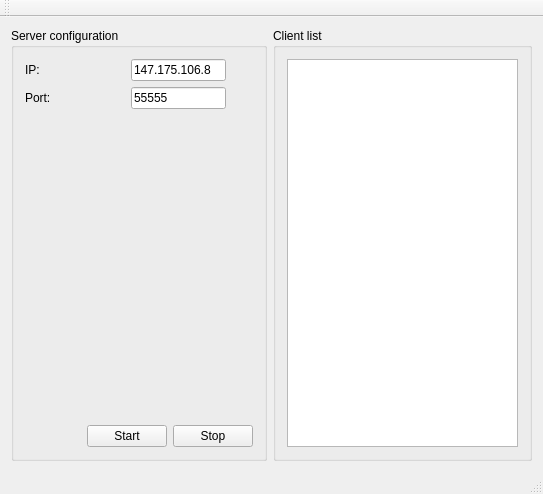
Above: server.ui from pavolmarak/fingerprint-server-gui-qt before the change. Below: the same form after it.
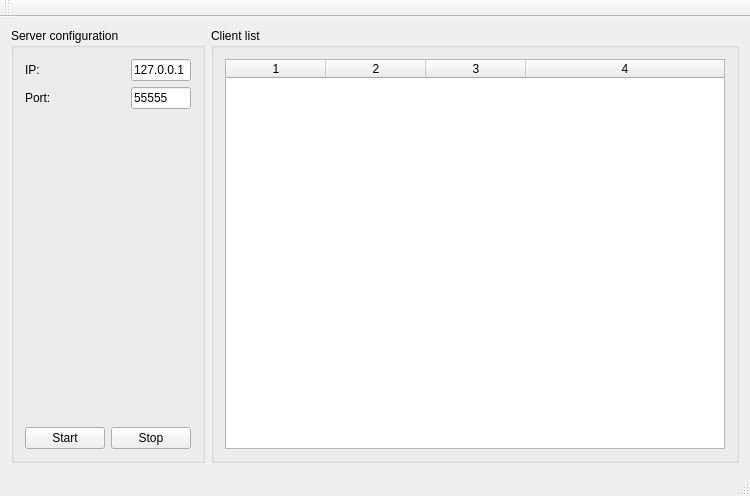
That is the form after the change.

Commit message: Added client managment GUI components. Still needs to be fixed.

The edit to the form file:
```diff
--- a/server.ui
+++ b/server.ui
@@ -6,8 +6,8 @@
    <rect>
     <x>0</x>
     <y>0</y>
-    <width>543</width>
-    <height>494</height>
+    <width>748</width>
+    <height>496</height>
    </rect>
   </property>
   <property name="windowTitle">
@@ -57,7 +57,7 @@
                <item>
                 <widget class="QLineEdit" name="server_ip">
                  <property name="text">
-                  <string>147.175.106.8</string>
+                  <string>127.0.0.1</string>
                  </property>
                  <property name="placeholderText">
                   <string>147.175.106.8</string>
@@ -188,7 +188,39 @@
         </property>
         <layout class="QVBoxLayout" name="verticalLayout_3">
          <item>
-          <widget class="QTableWidget" name="client_list_table"/>
+          <widget class="QTableWidget" name="client_list_table">
+           <property name="minimumSize">
+            <size>
+             <width>500</width>
+             <height>0</height>
+            </size>
+           </property>
+           <property name="sortingEnabled">
+            <bool>true</bool>
+           </property>
+           <property name="columnCount">
+            <number>4</number>
+           </property>
+           <attribute name="horizontalHeaderCascadingSectionResizes">
+            <bool>true</bool>
+           </attribute>
+           <attribute name="horizontalHeaderShowSortIndicator" stdset="0">
+            <bool>true</bool>
+           </attribute>
+           <attribute name="horizontalHeaderStretchLastSection">
+            <bool>true</bool>
+           </attribute>
+           <attribute name="verticalHeaderCascadingSectionResizes">
+            <bool>true</bool>
+           </attribute>
+           <attribute name="verticalHeaderStretchLastSection">
+            <bool>false</bool>
+           </attribute>
+           <column/>
+           <column/>
+           <column/>
+           <column/>
+          </widget>
          </item>
         </layout>
        </widget>
```
Left out of the diff: 2 changed lines with no effect on the pictures. The commit also changes 2 other files.
